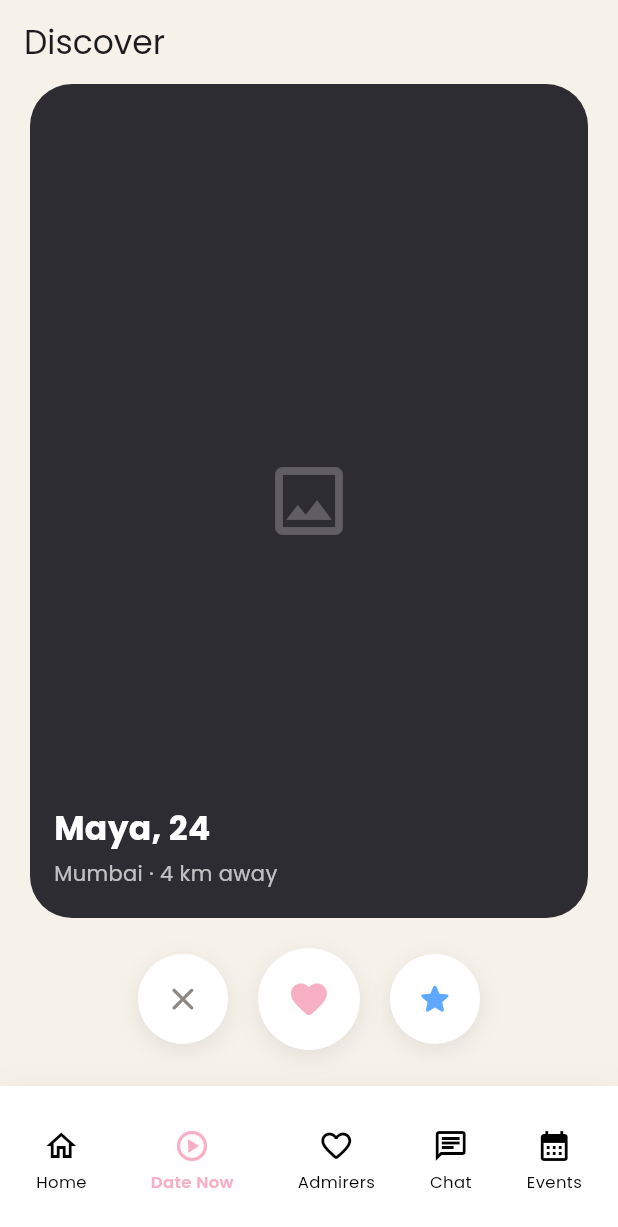
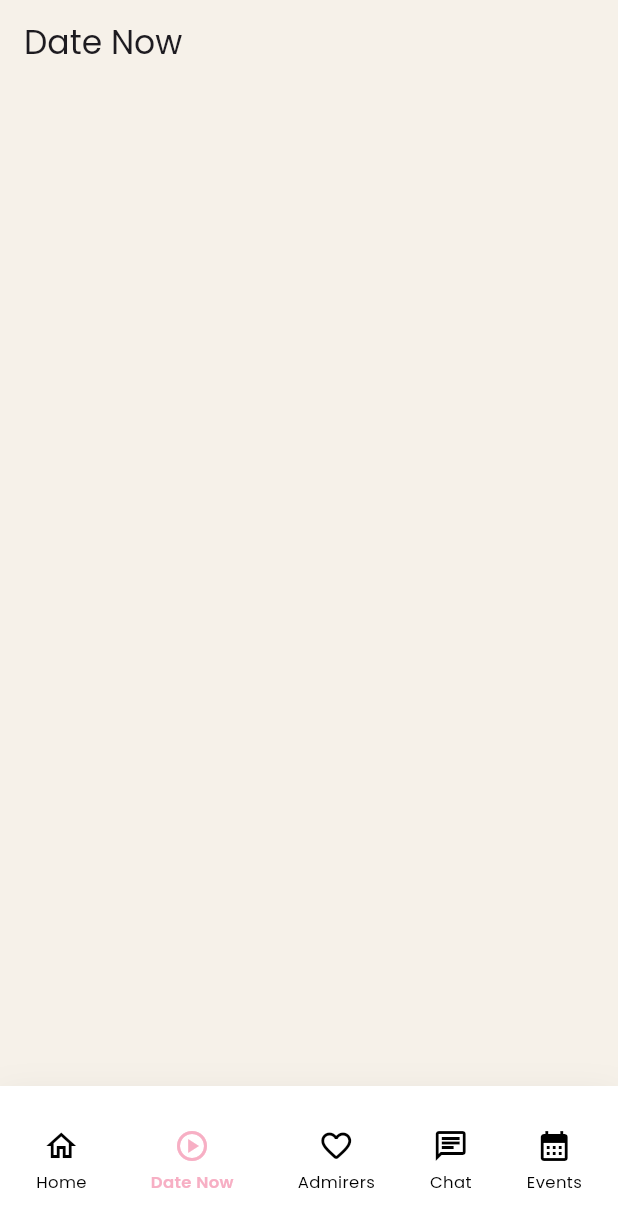
Before and after one commit to saurbhdhengle4/dateing-app, a Flutter app: the screen it shows after launch, item 2 of the bottom bar chosen, on a phone screen of 412 x 824 dp. Shown: the top 1227 px of the screen. Run offline on Flutter 3.47's test engine with Material 3 defaults, Android fonts, the light colour scheme and no system bars; our stand-ins replace cached_network_image, dartz, dio, equatable, flutter_bloc, get_it and 2 more; network calls fail.

Commit message:
push code

```diff
--- a/lib/presentation/screens/discover/discover_screen.dart
+++ b/lib/presentation/screens/discover/discover_screen.dart
@@ -1,9 +1,6 @@
 import 'package:flutter/material.dart';
 import '../../../core/theme/app_colors.dart';
-import '../../../core/theme/app_theme.dart';
 
-/// Static swipe-style discover screen. No API calls here per spec —
-/// uses placeholder network images purely for layout.
 class DiscoverScreen extends StatelessWidget {
   const DiscoverScreen({super.key});
 
@@ -11,66 +8,14 @@ class DiscoverScreen extends StatelessWidget {
   Widget build(BuildContext context) {
     return Scaffold(
       backgroundColor: AppColors.background,
-      appBar: AppBar(title: const Text('Discover'), centerTitle: false),
+      appBar: AppBar(title: const Text('Date Now'), centerTitle: false),
       body: Padding(
         padding: const EdgeInsets.symmetric(horizontal: 20),
-        child: Column(
-          children: [
-            Expanded(
-              child: ClipRRect(
-                borderRadius: BorderRadius.circular(AppTheme.radiusL),
-                child: Stack(
-                  fit: StackFit.expand,
-                  children: [
-                    Container(color: AppColors.navySoft),
-                    const Center(
-                      child: Icon(Icons.image_outlined, size: 60, color: Colors.white24),
-                    ),
-                    Positioned(
-                      left: 16,
-                      right: 16,
-                      bottom: 20,
-                      child: Column(
-                        crossAxisAlignment: CrossAxisAlignment.start,
-                        children: const [
-                          Text('Maya, 24', style: TextStyle(color: Colors.white, fontSize: 22, fontWeight: FontWeight.w700)),
-                          SizedBox(height: 4),
-                          Text('Mumbai · 4 km away', style: TextStyle(color: Colors.white70)),
-                        ],
-                      ),
-                    ),
-                  ],
-                ),
-              ),
-            ),
-            const SizedBox(height: 20),
-            Row(
-              mainAxisAlignment: MainAxisAlignment.center,
-              children: [
-                _roundAction(Icons.close_rounded, AppColors.textSecondary, 60),
-                const SizedBox(width: 20),
-                _roundAction(Icons.favorite_rounded, AppColors.coral, 68),
-                const SizedBox(width: 20),
-                _roundAction(Icons.star_rounded, const Color(0xFF5FA8FF), 60),
-              ],
-            ),
-            const SizedBox(height: 24),
+        child: Column(children: [
+
           ],
         ),
       ),
     );
   }
-
-  Widget _roundAction(IconData icon, Color color, double size) {
-    return Container(
-      width: size,
-      height: size,
-      decoration: BoxDecoration(
-        color: Colors.white,
-        shape: BoxShape.circle,
-        boxShadow: [BoxShadow(color: Colors.black.withValues(alpha: 0.08), blurRadius: 12, offset: const Offset(0, 4))],
-      ),
-      child: Icon(icon, color: color, size: size * 0.42),
-    );
-  }
 }
```
Also changed, not shown: lib/presentation/screens/chat/chat_detail_screen.dart (+10 -2 lines), lib/presentation/screens/matches/matches_screen.dart (+10 -3 lines), lib/presentation/screens/profile/profile_screen.dart (+2 -36 lines), 2 other files.
